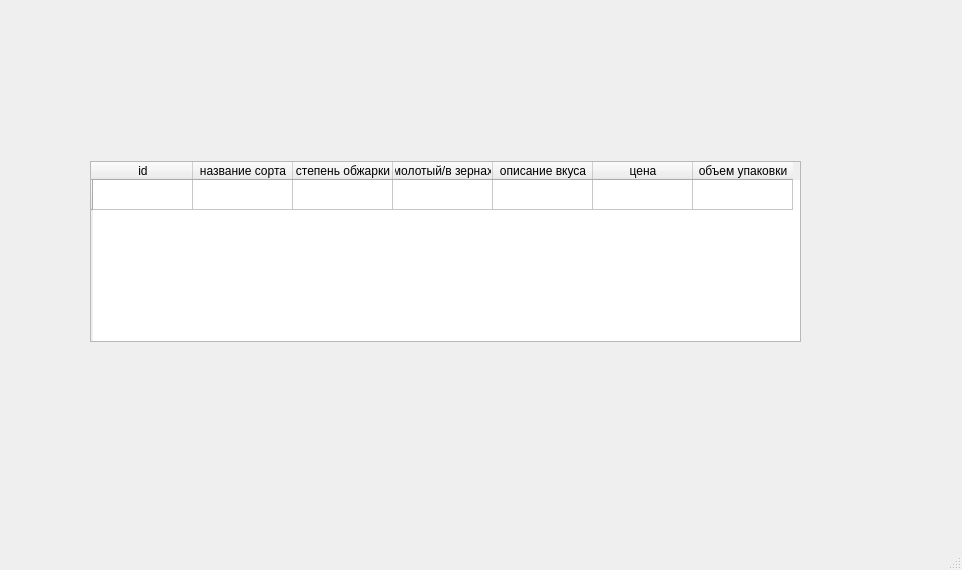
This is MainWindow - untitled.ui in Ne0ne1/Grozny-Dadashev as Qt 5 draws it before an edit. The edited form follows.
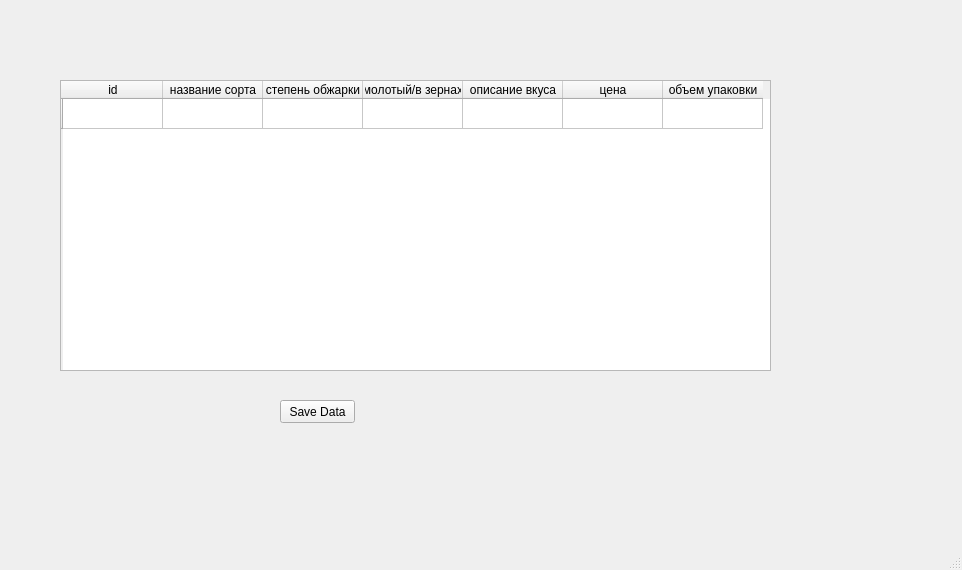
This is the edited form.

What changed in the file:
```diff
--- a/MainWindow - untitled.ui
+++ b/MainWindow - untitled.ui
@@ -17,10 +17,10 @@
    <widget class="QTableWidget" name="tableWidget">
     <property name="geometry">
      <rect>
-      <x>90</x>
-      <y>161</y>
+      <x>60</x>
+      <y>80</y>
       <width>711</width>
-      <height>181</height>
+      <height>291</height>
      </rect>
     </property>
     <row>
@@ -64,16 +64,19 @@
      </property>
     </column>
    </widget>
-  </widget>
-  <widget class="QMenuBar" name="menubar">
+   <widget class="QPushButton" name="save_button">
    <property name="geometry">
     <rect>
-     <x>0</x>
-     <y>0</y>
-     <width>962</width>
-     <height>21</height>
-    </rect>
-   </property>
+      <x>280</x>
+      <y>400</y>
+      <width>75</width>
+      <height>23</height>
+     </rect>
+    </property>
+    <property name="text">
+     <string>Save Data</string>
+    </property>
+   </widget>
   </widget>
   <widget class="QStatusBar" name="statusbar"/>
  </widget>
```
Lines whose indentation alone changed are shown as unchanged.
